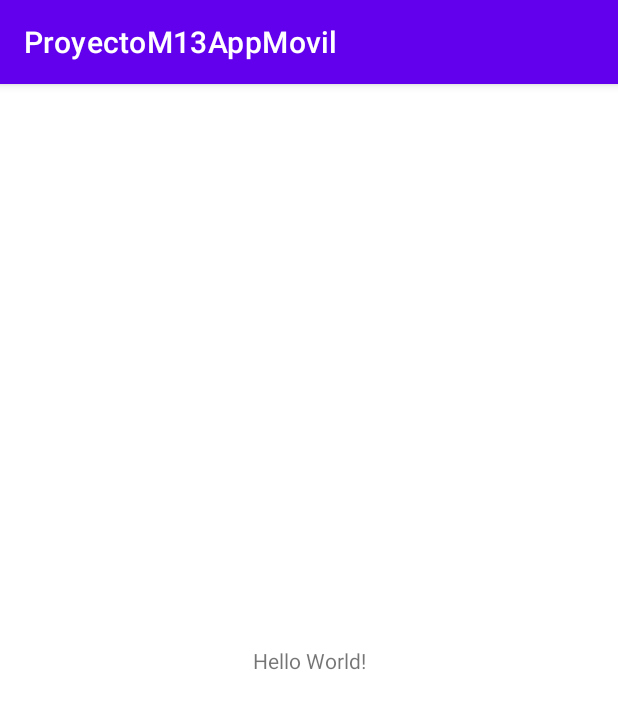
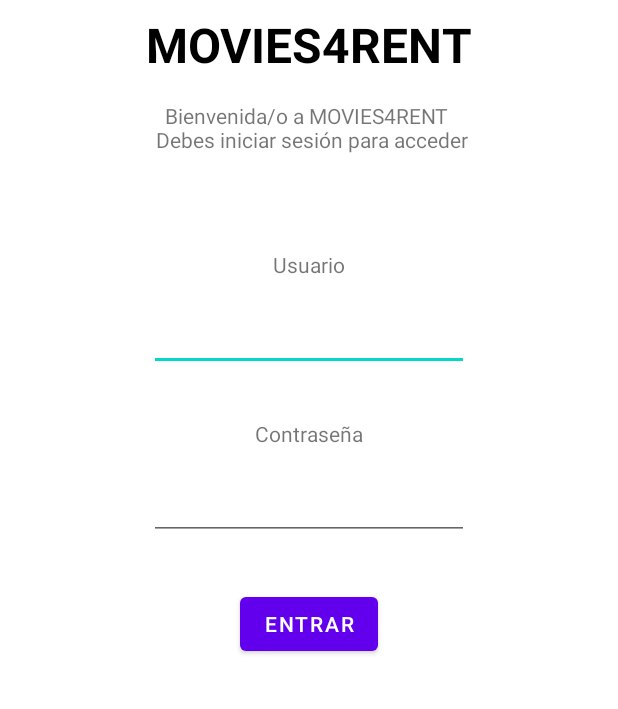
Before and after one commit to 16kram/ClienteAndroidMovies4Rent, an Android app: the screen it shows after launch (MainActivity), on a phone screen of 412 x 824 dp. Shown: the top 709 px of the screen. Run offline under Robolectric (Android 15) with nearby library versions, the phone set to English and light mode, and no system bars.

Commit message:
Se añade la pantalla principal

```diff
--- a/app/src/main/java/porqueras/ioc/proyectom13appmovil/MainActivity.java
+++ b/app/src/main/java/porqueras/ioc/proyectom13appmovil/MainActivity.java
@@ -3,12 +3,26 @@ package porqueras.ioc.proyectom13appmovil;
 import androidx.appcompat.app.AppCompatActivity;
 
 import android.os.Bundle;
+import android.widget.Button;
+import android.widget.EditText;
 
 public class MainActivity extends AppCompatActivity {
+    EditText usuario;
+    EditText contrasena;
+    Button buttonEntrar;
 
     @Override
     protected void onCreate(Bundle savedInstanceState) {
         super.onCreate(savedInstanceState);
         setContentView(R.layout.activity_main);
+
+        //Oculta la ActionBar
+        getSupportActionBar().hide();
+
+        //Añadimos los campos de texto y el botón
+        usuario = (EditText) findViewById(R.id.editTextTextUsuario);
+        contrasena = (EditText) findViewById(R.id.editTextTextContrasena);
+        buttonEntrar = (Button) findViewById(R.id.buttonEntrar);
+
     }
 }
--- a/app/src/main/res/layout/activity_main.xml
+++ b/app/src/main/res/layout/activity_main.xml
@@ -7,12 +7,78 @@
     tools:context=".MainActivity">
 
     <TextView
+        android:id="@+id/TextViewTitulo"
         android:layout_width="wrap_content"
         android:layout_height="wrap_content"
-        android:text="Hello World!"
-        app:layout_constraintBottom_toBottomOf="parent"
+        android:layout_marginTop="8dp"
+        android:text="MOVIES4RENT"
+        android:textSize="32dp"
+        android:textStyle="bold"
+        android:textColor="@android:color/black"
         app:layout_constraintEnd_toEndOf="parent"
         app:layout_constraintStart_toStartOf="parent"
         app:layout_constraintTop_toTopOf="parent" />
 
+    <TextView
+        android:id="@+id/textViewBienvenido"
+        android:layout_width="wrap_content"
+        android:layout_height="wrap_content"
+        android:layout_marginTop="16dp"
+        android:text="Bienvenida/o a MOVIES4RENT \n Debes iniciar sesión para acceder"
+        android:textAlignment="center"
+        app:layout_constraintEnd_toEndOf="parent"
+        app:layout_constraintStart_toStartOf="parent"
+        app:layout_constraintTop_toBottomOf="@+id/TextViewTitulo" />
+
+    <TextView
+        android:id="@+id/textViewUsuario"
+        android:layout_width="wrap_content"
+        android:layout_height="wrap_content"
+        android:layout_marginTop="64dp"
+        android:text="Usuario"
+        app:layout_constraintEnd_toEndOf="parent"
+        app:layout_constraintStart_toStartOf="parent"
+        app:layout_constraintTop_toBottomOf="@+id/textViewBienvenido" />
+
+    <EditText
+        android:id="@+id/editTextTextUsuario"
+        android:layout_width="wrap_content"
+        android:layout_height="wrap_content"
+        android:layout_marginTop="16dp"
+        android:ems="10"
+        android:inputType="textPersonName"
+        app:layout_constraintEnd_toEndOf="parent"
+        app:layout_constraintStart_toStartOf="parent"
+        app:layout_constraintTop_toBottomOf="@+id/textViewUsuario" />
+
+    <TextView
+        android:id="@+id/textViewContrasena"
+        android:layout_width="wrap_content"
+        android:layout_height="wrap_content"
+        android:layout_marginTop="32dp"
+        android:text="Contraseña"
+        app:layout_constraintEnd_toEndOf="parent"
+        app:layout_constraintStart_toStartOf="parent"
+        app:layout_constraintTop_toBottomOf="@+id/editTextTextUsuario" />
+
+    <Button
+        android:id="@+id/buttonEntrar"
+        android:layout_width="wrap_content"
+        android:layout_height="wrap_content"
+        android:layout_marginTop="32dp"
+        android:text="Entrar"
+        app:layout_constraintEnd_toEndOf="parent"
+        app:layout_constraintStart_toStartOf="parent"
+        app:layout_constraintTop_toBottomOf="@+id/editTextTextContrasena" />
+
+    <EditText
+        android:id="@+id/editTextTextContrasena"
+        android:layout_width="wrap_content"
+        android:layout_height="wrap_content"
+        android:layout_marginTop="16dp"
+        android:ems="10"
+        android:inputType="textPassword"
+        app:layout_constraintEnd_toEndOf="parent"
+        app:layout_constraintStart_toStartOf="parent"
+        app:layout_constraintTop_toBottomOf="@+id/textViewContrasena" />
 </androidx.constraintlayout.widget.ConstraintLayout>
```
